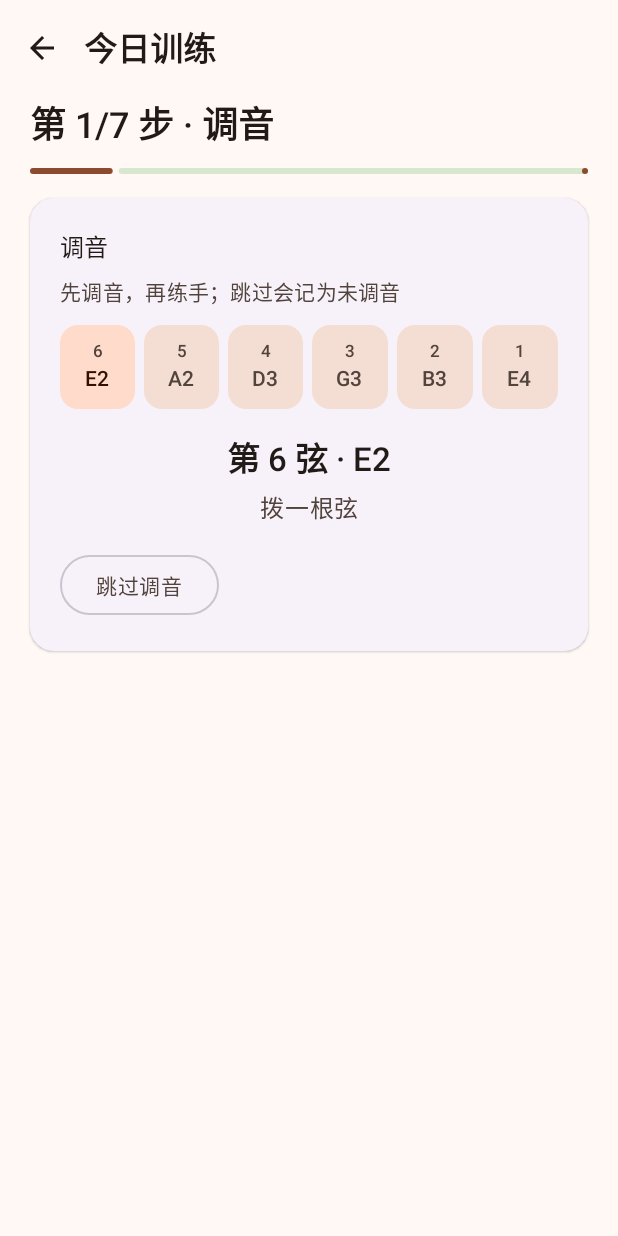
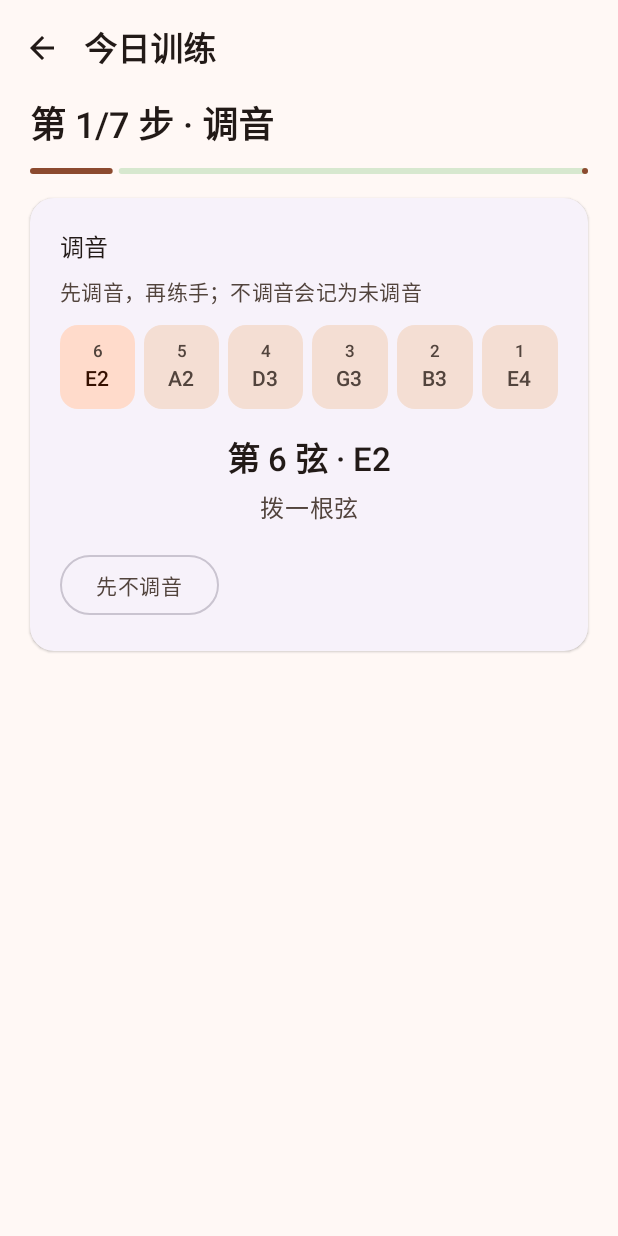
Before and after one commit to zmdld11/guitar-dojo, an Android app built with Jetpack Compose: the screen it shows after launch (MainActivity), after a tap on "开始训练", on a phone screen of 412 x 824 dp. Run offline under Robolectric (Android 15) with nearby library versions, the phone set to English and light mode, and no system bars; our stand-ins replace Room's generated code.

Commit message:
fix(ui): 避开自动跳广告工具的「跳过」按钮匹配，统一打卡口径
- 真机发现：MIUI 上的自动跳广告无障碍服务会扫描并点击含「跳过」的按钮，
  导致向导调音步被自动点掉（TuneDone(false)）；按钮文案改为「先不调音」，
  引擎 reason 文案同步去掉「跳过」
- 日历完成标记改用与统计一致的 isValidSession（琴上日 ≥5 分钟、无琴日完成即算），
  修复「统计 0/4 但日历有标记」的不一致
- TunerViewModel 补 guided 过弦日志、SessionViewModel 补步骤完成日志（定位用）

```diff
--- a/app/src/main/java/dev/zmdld11/guitardojo/data/training/TrainingStatsCalculator.kt
+++ b/app/src/main/java/dev/zmdld11/guitardojo/data/training/TrainingStatsCalculator.kt
@@ -38,9 +38,6 @@ class TrainingStatsCalculator(
             )
         }
 
-    private fun isValidSession(entity: TrainingDayEntity): Boolean =
-        entity.kind == DayKind.NO_GUITAR.name || entity.practiceSeconds >= VALID_SESSION_SECONDS
-
     private fun countStreak(
         today: Long,
         finishedDays: Set<Long>,
@@ -53,8 +50,10 @@ class TrainingStatsCalculator(
         }
         return streak
     }
+}
 
-    private companion object {
-        const val VALID_SESSION_SECONDS = 5L * 60
-    }
-}
+/** 打卡口径统一在这里：琴上日 ≥5 分钟有效练习，无琴日完成即算。 */
+internal fun isValidSession(entity: TrainingDayEntity): Boolean =
+    entity.kind == DayKind.NO_GUITAR.name || entity.practiceSeconds >= VALID_SESSION_SECONDS
+
+private const val VALID_SESSION_SECONDS = 5L * 60
--- a/app/src/main/java/dev/zmdld11/guitardojo/ui/screens/CalendarScreen.kt
+++ b/app/src/main/java/dev/zmdld11/guitardojo/ui/screens/CalendarScreen.kt
@@ -38,6 +38,7 @@ import dev.zmdld11.guitardojo.core.plan.AttemptKind
 import dev.zmdld11.guitardojo.core.plan.DayKind
 import dev.zmdld11.guitardojo.core.plan.SelfRating
 import dev.zmdld11.guitardojo.data.training.AttemptEntity
+import dev.zmdld11.guitardojo.data.training.isValidSession
 import dev.zmdld11.guitardojo.data.training.TrainingDayEntity
 import java.time.LocalDate
 import java.time.YearMonth
@@ -181,7 +182,7 @@ private fun DayCell(
     onSelect: (Long?) -> Unit,
     modifier: Modifier = Modifier,
 ) {
-    val finished = entity?.finishedAtMillis != null
+    val finished = entity != null && entity.finishedAtMillis != null && isValidSession(entity)
     val dayNumber = if (epochDay > 0) LocalDate.ofEpochDay(epochDay).dayOfMonth.toString() else ""
     Box(
         modifier =
--- a/app/src/main/java/dev/zmdld11/guitardojo/ui/screens/SessionTuneStep.kt
+++ b/app/src/main/java/dev/zmdld11/guitardojo/ui/screens/SessionTuneStep.kt
@@ -96,7 +96,7 @@ internal fun TuneStep(
         Spacer(Modifier.height(16.dp))
         Row(horizontalArrangement = Arrangement.spacedBy(12.dp)) {
             OutlinedButton(onClick = { onComplete(stepIndex, StepResult.TuneDone(passed = false)) }) {
-                Text("跳过调音")
+                Text("先不调音")
             }
         }
     }
--- a/app/src/main/java/dev/zmdld11/guitardojo/ui/screens/SessionViewModel.kt
+++ b/app/src/main/java/dev/zmdld11/guitardojo/ui/screens/SessionViewModel.kt
@@ -1,6 +1,7 @@
 package dev.zmdld11.guitardojo.ui.screens
 
 import android.app.Application
+import android.util.Log
 import androidx.lifecycle.AndroidViewModel
 import androidx.lifecycle.viewModelScope
 import dev.zmdld11.guitardojo.core.phrase.Phrase
@@ -61,6 +62,7 @@ class SessionViewModel(
         stepIndex: Int,
         result: StepResult,
     ) {
+        Log.d("SessionStep", "completeStep step=$stepIndex result=$result")
         viewModelScope.launch {
             planRepository.completeStep(LocalDate.now().toEpochDay(), stepIndex, result)
             refresh()
--- a/app/src/main/java/dev/zmdld11/guitardojo/ui/screens/tuner/TunerViewModel.kt
+++ b/app/src/main/java/dev/zmdld11/guitardojo/ui/screens/tuner/TunerViewModel.kt
@@ -160,6 +160,7 @@ class TunerViewModel(
                     guidedDone = guidedTarget == null
                     guidedInTune = !guidedDone
                     guidedInTuneSinceMillis = 0L
+                    Log.d("GuidedTune", "advance from ${guided.noteLabel} done=$guidedDone")
                 }
             } else {
                 guidedInTuneSinceMillis = 0L
--- a/core/plan/src/main/kotlin/dev/zmdld11/guitardojo/core/plan/PlanGenerator.kt
+++ b/core/plan/src/main/kotlin/dev/zmdld11/guitardojo/core/plan/PlanGenerator.kt
@@ -38,7 +38,7 @@ class PlanGenerator(
     ): List<PlanTask> {
         val tier = SessionTier.forMinutes(input.profile.minutesPerDay)
         val tasks = mutableListOf<PlanTask>()
-        tasks += PlanTask.Tune(reason = "先调音，再练手；跳过会记为未调音")
+        tasks += PlanTask.Tune(reason = "先调音，再练手；不调音会记为未调音")
         val main = selector.selectMain(input, warnings)
         tasks +=
             PlanTask.Setup(
```
